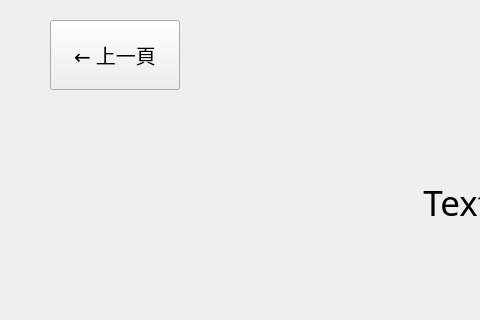
First picture: the form in DEBUGGER/src/ui/questionview.ui, repository hwc20896/ChineseProj_CMake, before the edit; both pictures show x 0 to 480 and y 0 to 320 of the 1002 by 700 pixel window.
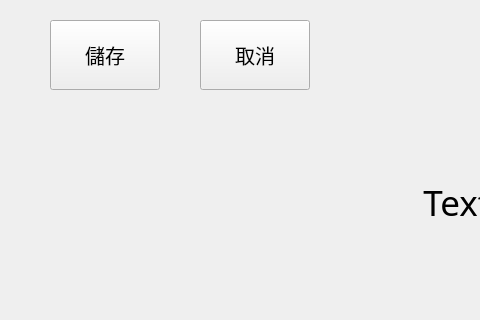
Second picture: the form after the edit.

Commit message: Added save and cancel button

What changed in the file:
```diff
--- a/DEBUGGER/src/ui/questionview.ui
+++ b/DEBUGGER/src/ui/questionview.ui
@@ -38,7 +38,7 @@
       <widget class="QPushButton" name="previousPage">
        <property name="minimumSize">
         <size>
-         <width>130</width>
+         <width>110</width>
          <height>70</height>
         </size>
        </property>
@@ -49,7 +49,26 @@
         </font>
        </property>
        <property name="text">
-        <string>← 上一頁</string>
+        <string>儲存</string>
+       </property>
+      </widget>
+     </item>
+     <item>
+      <widget class="QPushButton" name="cancel">
+       <property name="minimumSize">
+        <size>
+         <width>110</width>
+         <height>70</height>
+        </size>
+       </property>
+       <property name="font">
+        <font>
+         <family>Microsoft JhengHei</family>
+         <pointsize>15</pointsize>
+        </font>
+       </property>
+       <property name="text">
+        <string>取消</string>
        </property>
       </widget>
      </item>
```
Left out of the diff: 2 changed lines with no effect on the pictures.
